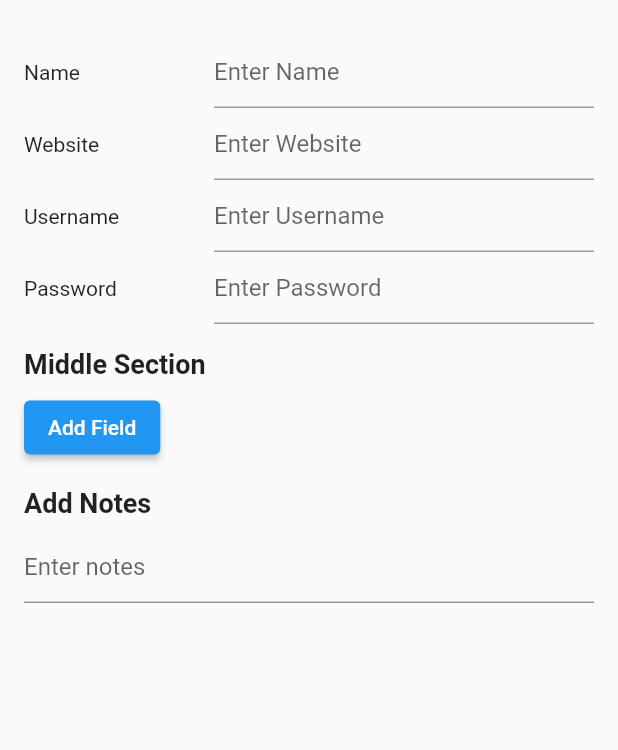
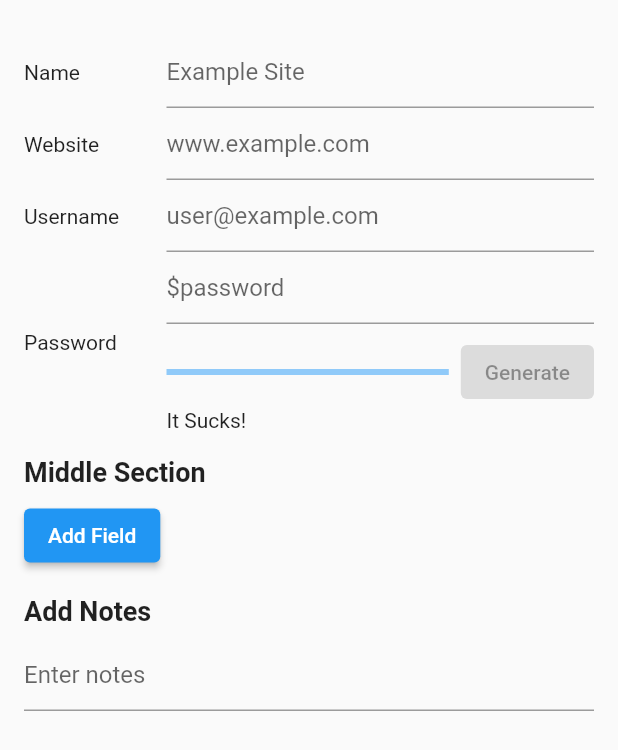
Before and after one commit to tapashmajumder/flutter_stashword, a Flutter app: the AddPasswordWidget screen opened directly, on a phone screen of 412 x 824 dp. Shown: the top 750 px of the screen. Run offline on Flutter 3.47's test engine with Material 2 defaults, Android fonts, the phone set to English and light mode, and no system bars; our stand-ins replace dartz, equatable, flutter_secure_storage, hive, hive_flutter, hooks_riverpod and 1 more; missing offline and left inert: encrypt, pointycastle; accounts and stored records are empty.

Commit message:
Better add password dialog. Now with progress bar etc.

```diff
--- a/lib/ui/item/add_password.dart
+++ b/lib/ui/item/add_password.dart
@@ -68,22 +68,51 @@ class AddPasswordWidget extends HookConsumerWidget with CustomDialogMixin {
           children: [
             const SizedBox(height: 8),
             Column(
-              children: List.generate(fieldNames.length, (index) {
-                return Row(
+              children: [
+                Row(
                   children: [
-                    Expanded(child: Text(fieldNames[index].$1)),
+                    const Expanded(child: Text("Name")),
                     Expanded(
-                      flex: 2,
+                      flex: 3,
                       child: TextFormField(
                         controller: TextEditingController(),
-                        decoration: InputDecoration(
-                          hintText: 'Enter ${fieldNames[index].$1}',
+                        decoration: const InputDecoration(
+                          hintText: 'Example Site',
                         ),
                       ),
                     ),
                   ],
-                );
-              }),
+                ),
+                Row(
+                  children: [
+                    const Expanded(child: Text("Website")),
+                    Expanded(
+                      flex: 3,
+                      child: TextFormField(
+                        controller: TextEditingController(),
+                        decoration: const InputDecoration(
+                          hintText: 'www.example.com',
+                        ),
+                      ),
+                    ),
+                  ],
+                ),
+                Row(
+                  children: [
+                    const Expanded(child: Text("Username")),
+                    Expanded(
+                      flex: 3,
+                      child: TextFormField(
+                        controller: TextEditingController(),
+                        decoration: const InputDecoration(
+                          hintText: 'user@example.com',
+                        ),
+                      ),
+                    ),
+                  ],
+                ),
+                PasswordFormFieldWidget(),
+              ],
             ),
             const SizedBox(height: 16),
             const Text(
@@ -114,3 +143,91 @@ class AddPasswordWidget extends HookConsumerWidget with CustomDialogMixin {
     );
   }
 }
+
+class PasswordFormFieldWidget extends StatefulWidget {
+  PasswordFormFieldWidget({super.key});
+
+  @override
+  State<StatefulWidget> createState() => _PasswordFormFieldState();
+
+  String? password;
+}
+
+class _PasswordFormFieldState extends State<PasswordFormFieldWidget> {
+  double progressValue = 0.0;
+  String strengthText = "It Sucks!";
+  TextEditingController textEditingController = TextEditingController();
+
+  void _onPasswordChanged(String? value) {
+    setState(() {
+      _updatePasswordStrength(value);
+    });
+  }
+
+  void _updatePasswordStrength(final String? password) {
+    if (password == null) {
+      progressValue = 0.0;
+      strengthText = "It Sucks!";
+      widget.password = null;
+      return;
+    }
+
+    if (password.isEmpty) {
+      progressValue = 0.0;
+      strengthText = "It Sucks!";
+    } else if (password.length == 1) {
+      progressValue = 0.5;
+      strengthText = "OK";
+    } else {
+      progressValue = 0.8;
+      strengthText = "Awesome!";
+    }
+    widget.password = password;
+  }
+
+  @override
+  Widget build(BuildContext context) {
+    return Row(
+      crossAxisAlignment: CrossAxisAlignment.center,
+      children: [
+        const Expanded(
+            child: Text(
+          "Password",
+        )),
+        Expanded(
+            flex: 3,
+            child: Column(
+              children: [
+                TextFormField(
+                    controller: textEditingController,
+                    onChanged: _onPasswordChanged,
+                    decoration: const InputDecoration(
+                      hintText: '\$password',
+                    )),
+                const SizedBox(height: 8),
+                Row(children: [
+                  Expanded(child: LinearProgressIndicator(value: progressValue)),
+                  const SizedBox(
+                    width: 8,
+                  ),
+                  const ElevatedButton(
+                    onPressed: null,
+                    child: Text('Generate'),
+                  )
+                ]),
+                Row(
+                  children: [
+                    Expanded(
+                        child: Text(
+                      strengthText,
+                      textAlign: TextAlign.left,
+                    )),
+                    const Expanded(child: Text(""))
+                  ],
+                )
+              ],
+            )),
+      ],
+    );
+  }
+}
```
